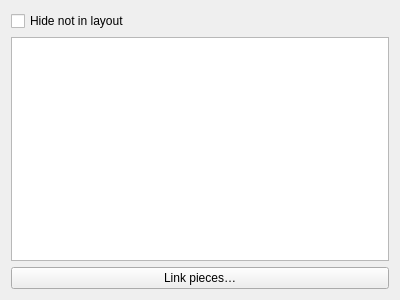
This is src/app/ostara/dialogs/vwidgetdetails.ui in equinox-patterns/Ostara as Qt 5 draws it before an edit. The edited form follows.
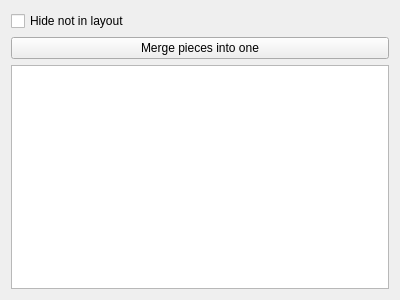
This is the edited form. Custom widgets are drawn as their Qt base class.

Commit message: OPieceGroup done: Pieces dock, styled tree, group in-layout, foldline, fr translations

```diff
--- a/src/app/ostara/dialogs/vwidgetdetails.ui
+++ b/src/app/ostara/dialogs/vwidgetdetails.ui
@@ -28,7 +28,14 @@
     </widget>
    </item>
    <item>
-    <widget class="QTreeWidget" name="treeWidget">
+    <widget class="QPushButton" name="linkPiecesButton">
+     <property name="text">
+      <string>Merge pieces into one</string>
+     </property>
+    </widget>
+   </item>
+   <item>
+    <widget class="OTreeWidget" name="treeWidget">
      <property name="alternatingRowColors">
       <bool>true</bool>
      </property>
@@ -55,15 +62,15 @@
      </attribute>
     </widget>
    </item>
-   <item>
-    <widget class="QPushButton" name="linkPiecesButton">
-     <property name="text">
-      <string>Link pieces…</string>
-     </property>
-    </widget>
-   </item>
   </layout>
  </widget>
+ <customwidgets>
+  <customwidget>
+   <class>OTreeWidget</class>
+   <extends>QTreeWidget</extends>
+   <header>../widgets/otreewidget.h</header>
+  </customwidget>
+ </customwidgets>
  <resources/>
  <connections/>
 </ui>
```
The commit also changes 24 other files.
